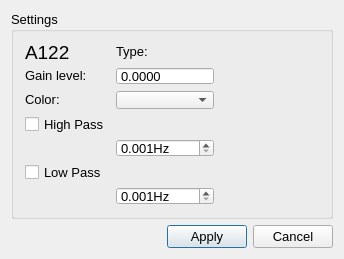
This is src/Graphics/SignalItem/AwSignalItemSettings.ui in HIP-infrastructure/anywave-code as Qt 5 draws it before an edit. The edited form follows.
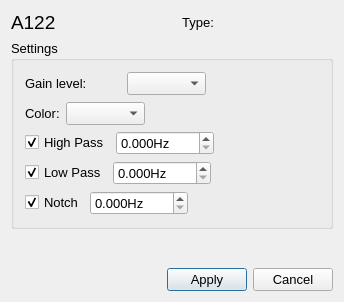
This is the edited form. Icons and pictures are not drawn.

Commit message: Added : new feature when opening the properties of a channel in a view. Now the user can change the color and the gain level and see the result. Changes may be cancelled by clicking the Cancel button.

Diff of the .ui file:
```diff
--- a/src/Graphics/SignalItem/AwSignalItemSettings.ui
+++ b/src/Graphics/SignalItem/AwSignalItemSettings.ui
@@ -7,7 +7,7 @@
     <x>0</x>
     <y>0</y>
     <width>344</width>
-    <height>259</height>
+    <height>302</height>
    </rect>
   </property>
   <property name="minimumSize">
@@ -35,32 +35,188 @@
    <iconset resource="../../../resources/AnyWave.qrc">
     <normaloff>:/images/AnyWave_icon.png</normaloff>:/images/AnyWave_icon.png</iconset>
   </property>
-  <layout class="QGridLayout" name="gridLayout_3">
-   <item row="0" column="0">
-    <layout class="QVBoxLayout" name="verticalLayout">
+  <property name="modal">
+   <bool>false</bool>
+  </property>
+  <layout class="QVBoxLayout" name="verticalLayout_2">
+   <item>
+    <layout class="QHBoxLayout" name="horizontalLayout_2">
+     <item>
+      <widget class="QLabel" name="labelChannel">
+       <property name="sizePolicy">
+        <sizepolicy hsizetype="Preferred" vsizetype="Fixed">
+         <horstretch>0</horstretch>
+         <verstretch>0</verstretch>
+        </sizepolicy>
+       </property>
+       <property name="font">
+        <font>
+         <family>Arial</family>
+         <pointsize>14</pointsize>
+        </font>
+       </property>
+       <property name="text">
+        <string>A122</string>
+       </property>
+       <property name="scaledContents">
+        <bool>true</bool>
+       </property>
+      </widget>
+     </item>
+     <item>
+      <spacer name="horizontalSpacer_5">
+       <property name="orientation">
+        <enum>Qt::Horizontal</enum>
+       </property>
+       <property name="sizeHint" stdset="0">
+        <size>
+         <width>40</width>
+         <height>20</height>
+        </size>
+       </property>
+      </spacer>
+     </item>
+     <item>
+      <widget class="QLabel" name="labelType">
+       <property name="sizePolicy">
+        <sizepolicy hsizetype="Preferred" vsizetype="Fixed">
+         <horstretch>0</horstretch>
+         <verstretch>0</verstretch>
+        </sizepolicy>
+       </property>
+       <property name="text">
+        <string>Type:</string>
+       </property>
+       <property name="alignment">
+        <set>Qt::AlignCenter</set>
+       </property>
+      </widget>
+     </item>
+     <item>
+      <spacer name="horizontalSpacer_4">
+       <property name="orientation">
+        <enum>Qt::Horizontal</enum>
+       </property>
+       <property name="sizeHint" stdset="0">
+        <size>
+         <width>40</width>
+         <height>20</height>
+        </size>
+       </property>
+      </spacer>
+     </item>
+    </layout>
+   </item>
      <item>
       <widget class="QGroupBox" name="groupBox">
        <property name="title">
         <string>Settings</string>
        </property>
-       <layout class="QGridLayout" name="gridLayout_2">
-        <item row="0" column="0">
-         <layout class="QGridLayout" name="gridLayout">
-          <item row="3" column="1" colspan="3">
-           <spacer name="horizontalSpacer_7">
+     <layout class="QVBoxLayout" name="verticalLayout">
+      <item>
+       <layout class="QHBoxLayout" name="horizontalLayout_3">
+        <item>
+         <widget class="QLabel" name="label">
+          <property name="sizePolicy">
+           <sizepolicy hsizetype="Preferred" vsizetype="Fixed">
+            <horstretch>0</horstretch>
+            <verstretch>0</verstretch>
+           </sizepolicy>
+          </property>
+          <property name="text">
+           <string>Gain level:</string>
+          </property>
+          <property name="scaledContents">
+           <bool>true</bool>
+          </property>
+         </widget>
+        </item>
+        <item>
+         <widget class="QPushButton" name="buttonDown">
+          <property name="sizePolicy">
+           <sizepolicy hsizetype="Expanding" vsizetype="Fixed">
+            <horstretch>0</horstretch>
+            <verstretch>0</verstretch>
+           </sizepolicy>
+          </property>
+          <property name="minimumSize">
+           <size>
+            <width>28</width>
+            <height>24</height>
+           </size>
+          </property>
+          <property name="maximumSize">
+           <size>
+            <width>24</width>
+            <height>24</height>
+           </size>
+          </property>
+          <property name="text">
+           <string/>
+          </property>
+          <property name="icon">
+           <iconset resource="../../../resources/AnyWave.qrc">
+            <normaloff>:/images/minus_sign_24x24.png</normaloff>:/images/minus_sign_24x24.png</iconset>
+          </property>
+          <property name="iconSize">
+           <size>
+            <width>24</width>
+            <height>24</height>
+           </size>
+          </property>
+          <property name="flat">
+           <bool>true</bool>
+          </property>
+         </widget>
+        </item>
+        <item>
+         <widget class="QComboBox" name="comboLevels"/>
+        </item>
+        <item>
+         <widget class="QPushButton" name="buttonUp">
+          <property name="minimumSize">
+           <size>
+            <width>24</width>
+            <height>24</height>
+           </size>
+          </property>
+          <property name="text">
+           <string/>
+          </property>
+          <property name="icon">
+           <iconset resource="../../../resources/AnyWave.qrc">
+            <normaloff>:/images/plus_sign_24x24.png</normaloff>:/images/plus_sign_24x24.png</iconset>
+          </property>
+          <property name="iconSize">
+           <size>
+            <width>24</width>
+            <height>24</height>
+           </size>
+          </property>
+          <property name="flat">
+           <bool>true</bool>
+          </property>
+         </widget>
+        </item>
+        <item>
+         <spacer name="horizontalSpacer_2">
             <property name="orientation">
              <enum>Qt::Horizontal</enum>
             </property>
             <property name="sizeHint" stdset="0">
              <size>
-              <width>113</width>
+            <width>40</width>
               <height>20</height>
              </size>
             </property>
            </spacer>
           </item>
-          <item row="3" column="0">
-           <widget class="QCheckBox" name="checkHighPass">
+       </layout>
+      </item>
+      <item>
+       <layout class="QHBoxLayout" name="horizontalLayout_4">
+        <item>
+         <widget class="QLabel" name="label_Couleur">
             <property name="sizePolicy">
              <sizepolicy hsizetype="Preferred" vsizetype="Fixed">
               <horstretch>0</horstretch>
@@ -68,11 +224,11 @@
              </sizepolicy>
             </property>
             <property name="text">
-             <string>High Pass</string>
+           <string>Color:</string>
             </property>
            </widget>
           </item>
-          <item row="2" column="1">
+        <item>
            <widget class="QComboBox" name="cb_Couleur">
             <property name="sizePolicy">
              <sizepolicy hsizetype="Preferred" vsizetype="Fixed">
@@ -85,46 +241,82 @@
             </property>
            </widget>
           </item>
-          <item row="2" column="0">
-           <widget class="QLabel" name="label_Couleur">
-            <property name="sizePolicy">
-             <sizepolicy hsizetype="Preferred" vsizetype="Fixed">
-              <horstretch>0</horstretch>
-              <verstretch>0</verstretch>
-             </sizepolicy>
-            </property>
-            <property name="text">
-             <string>Color:</string>
-            </property>
-           </widget>
-          </item>
-          <item row="2" column="2" colspan="2">
-           <spacer name="horizontalSpacer_9">
-            <property name="orientation">
-             <enum>Qt::Horizontal</enum>
-            </property>
-            <property name="sizeHint" stdset="0">
-             <size>
-              <width>72</width>
-              <height>20</height>
-             </size>
-            </property>
-           </spacer>
-          </item>
-          <item row="5" column="1" colspan="3">
+        <item>
            <spacer name="horizontalSpacer_3">
             <property name="orientation">
              <enum>Qt::Horizontal</enum>
             </property>
             <property name="sizeHint" stdset="0">
              <size>
-              <width>113</width>
+            <width>40</width>
               <height>20</height>
              </size>
             </property>
            </spacer>
           </item>
-          <item row="5" column="0">
+       </layout>
+      </item>
+      <item>
+       <layout class="QHBoxLayout" name="horizontalLayout_5">
+        <item>
+         <widget class="QCheckBox" name="checkHighPass">
+          <property name="sizePolicy">
+           <sizepolicy hsizetype="Preferred" vsizetype="Fixed">
+            <horstretch>0</horstretch>
+            <verstretch>0</verstretch>
+           </sizepolicy>
+          </property>
+          <property name="text">
+           <string>High Pass</string>
+          </property>
+          <property name="checked">
+           <bool>true</bool>
+          </property>
+         </widget>
+        </item>
+        <item>
+         <widget class="QDoubleSpinBox" name="sbHigh">
+          <property name="sizePolicy">
+           <sizepolicy hsizetype="Preferred" vsizetype="Fixed">
+            <horstretch>0</horstretch>
+            <verstretch>0</verstretch>
+           </sizepolicy>
+          </property>
+          <property name="suffix">
+           <string>Hz</string>
+          </property>
+          <property name="decimals">
+           <number>3</number>
+          </property>
+          <property name="minimum">
+           <double>0.000000000000000</double>
+          </property>
+          <property name="maximum">
+           <double>1000.000000000000000</double>
+          </property>
+          <property name="value">
+           <double>0.000000000000000</double>
+          </property>
+         </widget>
+        </item>
+        <item>
+         <spacer name="horizontalSpacer_6">
+          <property name="orientation">
+           <enum>Qt::Horizontal</enum>
+          </property>
+          <property name="sizeHint" stdset="0">
+           <size>
+            <width>40</width>
+            <height>20</height>
+           </size>
+          </property>
+         </spacer>
+        </item>
+       </layout>
+      </item>
+      <item>
+       <layout class="QHBoxLayout" name="horizontalLayout_6">
+        <item>
            <widget class="QCheckBox" name="checkLowPass">
             <property name="sizePolicy">
              <sizepolicy hsizetype="Preferred" vsizetype="Fixed">
@@ -135,60 +327,12 @@
             <property name="text">
              <string>Low Pass</string>
             </property>
-           </widget>
-          </item>
-          <item row="0" column="0">
-           <widget class="QLabel" name="labelChannel">
-            <property name="sizePolicy">
-             <sizepolicy hsizetype="Preferred" vsizetype="Fixed">
-              <horstretch>0</horstretch>
-              <verstretch>0</verstretch>
-             </sizepolicy>
-            </property>
-            <property name="font">
-             <font>
-              <family>Arial</family>
-              <pointsize>14</pointsize>
-             </font>
-            </property>
-            <property name="text">
-             <string>A122</string>
-            </property>
-            <property name="scaledContents">
+          <property name="checked">
              <bool>true</bool>
             </property>
            </widget>
           </item>
-          <item row="1" column="2" colspan="2">
-           <spacer name="horizontalSpacer_10">
-            <property name="orientation">
-             <enum>Qt::Horizontal</enum>
-            </property>
-            <property name="sizeHint" stdset="0">
-             <size>
-              <width>72</width>
-              <height>20</height>
-             </size>
-            </property>
-           </spacer>
-          </item>
-          <item row="1" column="0">
-           <widget class="QLabel" name="label">
-            <property name="sizePolicy">
-             <sizepolicy hsizetype="Preferred" vsizetype="Fixed">
-              <horstretch>0</horstretch>
-              <verstretch>0</verstretch>
-             </sizepolicy>
-            </property>
-            <property name="text">
-             <string>Gain level:</string>
-            </property>
-            <property name="scaledContents">
-             <bool>true</bool>
-            </property>
-           </widget>
-          </item>
-          <item row="6" column="1">
+        <item>
            <widget class="QDoubleSpinBox" name="sbLow">
             <property name="sizePolicy">
              <sizepolicy hsizetype="Preferred" vsizetype="Fixed">
@@ -203,41 +347,45 @@
              <number>3</number>
             </property>
             <property name="minimum">
-             <double>0.001000000000000</double>
+           <double>0.000000000000000</double>
             </property>
             <property name="maximum">
              <double>1000.000000000000000</double>
             </property>
-           </widget>
-          </item>
-          <item row="0" column="1">
-           <widget class="QLabel" name="labelType">
-            <property name="sizePolicy">
-             <sizepolicy hsizetype="Preferred" vsizetype="Fixed">
-              <horstretch>0</horstretch>
-              <verstretch>0</verstretch>
-             </sizepolicy>
-            </property>
+          <property name="value">
+           <double>0.000000000000000</double>
+          </property>
+         </widget>
+        </item>
+        <item>
+         <spacer name="horizontalSpacer_7">
+          <property name="orientation">
+           <enum>Qt::Horizontal</enum>
+          </property>
+          <property name="sizeHint" stdset="0">
+           <size>
+            <width>40</width>
+            <height>20</height>
+           </size>
+          </property>
+         </spacer>
+        </item>
+       </layout>
+      </item>
+      <item>
+       <layout class="QHBoxLayout" name="horizontalLayout_7">
+        <item>
+         <widget class="QCheckBox" name="checkNotch">
             <property name="text">
-             <string>Type:</string>
+           <string>Notch</string>
+          </property>
+          <property name="checked">
+           <bool>true</bool>
             </property>
            </widget>
           </item>
-          <item row="0" column="2" colspan="2">
-           <spacer name="horizontalSpacer_2">
-            <property name="orientation">
-             <enum>Qt::Horizontal</enum>
-            </property>
-            <property name="sizeHint" stdset="0">
-             <size>
-              <width>40</width>
-              <height>20</height>
-             </size>
-            </property>
-           </spacer>
-          </item>
-          <item row="4" column="1">
-           <widget class="QDoubleSpinBox" name="sbHigh">
+        <item>
+         <widget class="QDoubleSpinBox" name="sbNotch">
             <property name="sizePolicy">
              <sizepolicy hsizetype="Preferred" vsizetype="Fixed">
               <horstretch>0</horstretch>
@@ -251,28 +399,28 @@
              <number>3</number>
             </property>
             <property name="minimum">
-             <double>0.001000000000000</double>
+           <double>0.000000000000000</double>
             </property>
             <property name="maximum">
              <double>1000.000000000000000</double>
             </property>
-           </widget>
-          </item>
-          <item row="1" column="1">
-           <widget class="QDoubleSpinBox" name="spGainLevel">
-            <property name="buttonSymbols">
-             <enum>QAbstractSpinBox::NoButtons</enum>
-            </property>
-            <property name="keyboardTracking">
-             <bool>false</bool>
-            </property>
-            <property name="decimals">
-             <number>4</number>
-            </property>
-            <property name="maximum">
-             <double>999999999999999945322333868247445125709646570021247924665841614848.000000000000000</double>
-            </property>
-           </widget>
+          <property name="value">
+           <double>0.000000000000000</double>
+          </property>
+         </widget>
+        </item>
+        <item>
+         <spacer name="horizontalSpacer_8">
+          <property name="orientation">
+           <enum>Qt::Horizontal</enum>
+          </property>
+          <property name="sizeHint" stdset="0">
+           <size>
+            <width>40</width>
+            <height>20</height>
+           </size>
+          </property>
+         </spacer>
           </item>
          </layout>
         </item>
@@ -287,7 +435,7 @@
        <property name="sizeHint" stdset="0">
         <size>
          <width>20</width>
-         <height>40</height>
+       <height>25</height>
         </size>
        </property>
       </spacer>
@@ -327,8 +475,6 @@
       </layout>
      </item>
     </layout>
-   </item>
-  </layout>
  </widget>
  <layoutdefault spacing="6" margin="11"/>
  <resources>
```
Left out of the diff: 40 changed lines with no effect on the pictures. Lines whose indentation alone changed are shown as unchanged. The commit also changes 8 other files.
